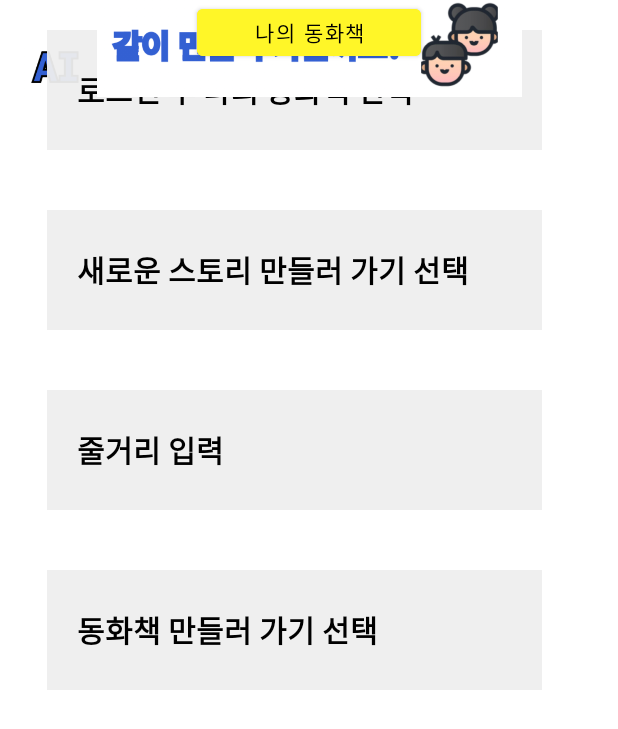
After one commit to hyeon8314/AI_Story, an Android app: the layout info.xml on its own in the app's theme, with its tools: preview values and no code run, on a phone screen of 412 x 824 dp. The commit adds this screen. Shown: the top 729 px of the screen. Run offline under Robolectric (Android 15) with nearby library versions, the phone set to English and light mode, and no system bars.

Commit message:
add info.xml, mypage.xml

```diff
--- /dev/null
+++ b/app/src/main/res/drawable/btn_3.xml
@@ -0,0 +1,6 @@
+<?xml version="1.0" encoding="utf-8"?>
+<selector xmlns:android="http://schemas.android.com/apk/res/android">
+    <corners android:radius="15dp"/>
+    <solid android:color="#fff628"/>
+
+</selector>
--- /dev/null
+++ b/app/src/main/res/drawable/info_background.xml
@@ -0,0 +1,4 @@
+<shape xmlns:android="http://schemas.android.com/apk/res/android"
+    android:shape="rectangle">
+    <solid android:color="#F2EFEFEF" />
+</shape>
--- /dev/null
+++ b/app/src/main/res/layout/info.xml
@@ -0,0 +1,128 @@
+<?xml version="1.0" encoding="utf-8"?>
+<androidx.constraintlayout.widget.ConstraintLayout xmlns:android="http://schemas.android.com/apk/res/android"
+    xmlns:app="http://schemas.android.com/apk/res-auto"
+    xmlns:tools="http://schemas.android.com/tools"
+    android:layout_width="match_parent"
+    android:layout_height="match_parent">
+
+    <LinearLayout
+        android:layout_width="match_parent"
+        android:layout_height="wrap_content"
+        android:orientation="horizontal"
+        app:layout_constraintTop_toTopOf="parent">
+
+        <ImageView
+            android:id="@+id/logo"
+            android:layout_width="140dp"
+            android:layout_height="68dp"
+            android:layout_margin="14dp"
+            app:srcCompat="@drawable/main_logo" />
+
+    </LinearLayout>
+
+    <ImageView
+        android:id="@+id/imageView"
+        android:layout_width="253dp"
+        android:layout_height="53dp"
+        app:layout_constraintEnd_toEndOf="parent"
+        app:layout_constraintHorizontal_bias="0.495"
+        app:layout_constraintStart_toStartOf="parent"
+        app:srcCompat="@drawable/story_info"
+        tools:layout_editor_absoluteY="96dp" />
+
+    <LinearLayout
+        android:layout_width="393dp"
+        android:layout_height="475dp"
+        android:orientation="vertical"
+        tools:layout_editor_absoluteX="9dp"
+        tools:layout_editor_absoluteY="149dp">
+
+        <TextView
+            android:layout_width="330dp"
+            android:layout_height="80dp"
+            android:layout_gravity="center_horizontal"
+            android:layout_marginStart="30dp"
+            android:layout_marginTop="20dp"
+            android:layout_marginEnd="30dp"
+            android:layout_marginBottom="20dp"
+            android:background="@drawable/info_background"
+            android:gravity="center_vertical"
+            android:padding="20dp"
+            android:text="로그인 후 나의 동화책 선택"
+            android:textColor="@color/black"
+            android:textSize="20dp"
+            android:textStyle="bold" />
+
+
+        <TextView
+            android:layout_width="330dp"
+            android:layout_height="80dp"
+            android:layout_gravity="center_horizontal"
+            android:layout_marginStart="30dp"
+            android:layout_marginTop="20dp"
+            android:layout_marginEnd="30dp"
+            android:layout_marginBottom="20dp"
+            android:background="@drawable/info_background"
+            android:gravity="center_vertical"
+            android:padding="20dp"
+            android:text="새로운 스토리 만들러 가기 선택"
+            android:textColor="@color/black"
+            android:textSize="20dp"
+            android:textStyle="bold" />
+
+        <TextView
+            android:layout_width="330dp"
+            android:layout_height="80dp"
+            android:layout_gravity="center_horizontal"
+            android:layout_marginStart="30dp"
+            android:layout_marginTop="20dp"
+            android:layout_marginEnd="30dp"
+            android:layout_marginBottom="20dp"
+            android:background="@drawable/info_background"
+            android:gravity="center_vertical"
+            android:padding="20dp"
+            android:text="줄거리 입력"
+            android:textColor="@color/black"
+            android:textSize="20dp"
+            android:textStyle="bold" />
+
+        <TextView
+            android:layout_width="330dp"
+            android:layout_height="80dp"
+            android:layout_gravity="center_horizontal"
+            android:layout_marginStart="30dp"
+            android:layout_marginTop="20dp"
+            android:layout_marginEnd="30dp"
+            android:layout_marginBottom="20dp"
+            android:background="@drawable/info_background"
+            android:gravity="center_vertical"
+            android:padding="20dp"
+            android:text="동화책 만들러 가기 선택"
+            android:textColor="@color/black"
+            android:textSize="20dp"
+            android:textStyle="bold" />
+
+    </LinearLayout>
+
+    <ImageView
+        android:id="@+id/imageView5"
+        android:layout_width="283dp"
+        android:layout_height="66dp"
+        app:layout_constraintEnd_toEndOf="parent"
+        app:layout_constraintStart_toStartOf="parent"
+        app:srcCompat="@drawable/story_with"
+        tools:layout_editor_absoluteY="616dp" />
+
+    <Button
+        android:id="@+id/button4"
+        android:layout_width="149dp"
+        android:layout_height="43dp"
+        android:backgroundTint="#fff628"
+        android:text="나의 동화책"
+        android:textColor="@color/black"
+        app:layout_constraintEnd_toEndOf="parent"
+        app:layout_constraintStart_toStartOf="parent"
+        tools:layout_editor_absoluteY="672dp" />
+
+
+</androidx.constraintlayout.widget.ConstraintLayout>
```
Also changed, not shown: app/src/main/res/layout/mypage.xml (added, +105 -0 lines), app/src/main/res/values/strings.xml (+7 -5 lines), app/src/main/res/drawable/story_info.png (added), app/src/main/res/drawable/story_with.png (added).
